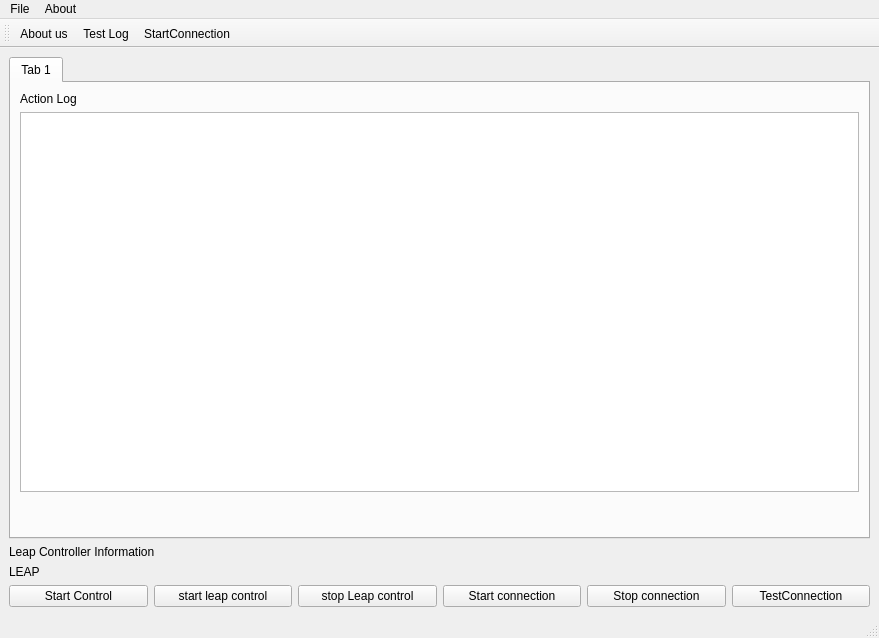
Before: the Qt Designer form View/mainwindow.ui in duqcyxwd/LeapRobot, drawn with Qt 5.
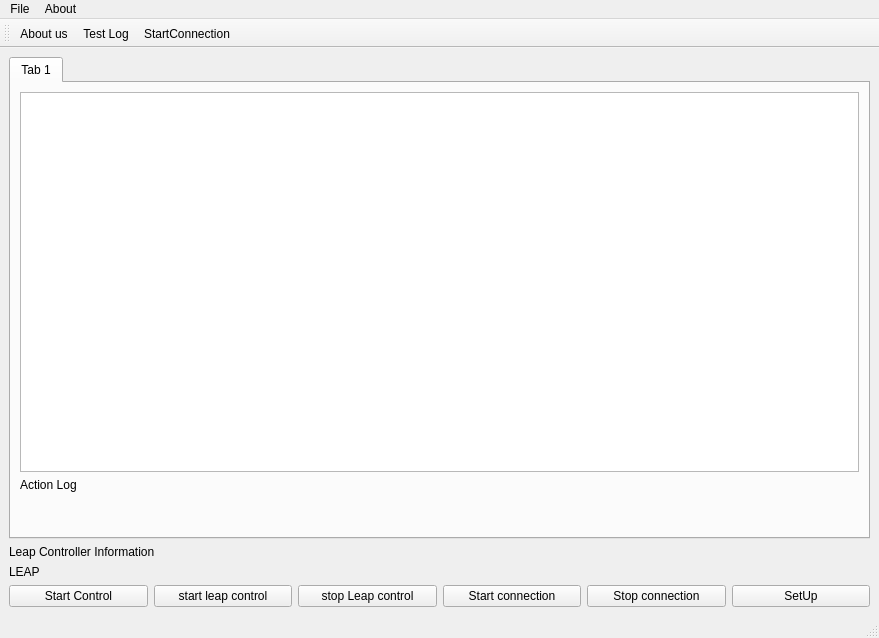
After: the same form once the commit is applied.

Patch:
```diff
--- a/View/mainwindow.ui
+++ b/View/mainwindow.ui
@@ -42,6 +42,9 @@
        <layout class="QVBoxLayout" name="verticalLayout_2">
         <item>
          <layout class="QVBoxLayout" name="verticalLayout">
+          <item>
+           <widget class="QListWidget" name="logList"/>
+          </item>
           <item>
            <widget class="QLabel" name="label">
             <property name="text">
@@ -49,9 +52,6 @@
             </property>
            </widget>
           </item>
-          <item>
-           <widget class="QListWidget" name="logList"/>
-          </item>
           <item>
            <widget class="QWidget" name="widget" native="true">
             <property name="sizePolicy">
@@ -153,7 +153,7 @@
       <item>
        <widget class="QPushButton" name="testConnection">
         <property name="text">
-         <string>TestConnection</string>
+         <string>SetUp</string>
         </property>
        </widget>
       </item>
```
Left out of the diff: 2 changed lines with no effect on the pictures.
